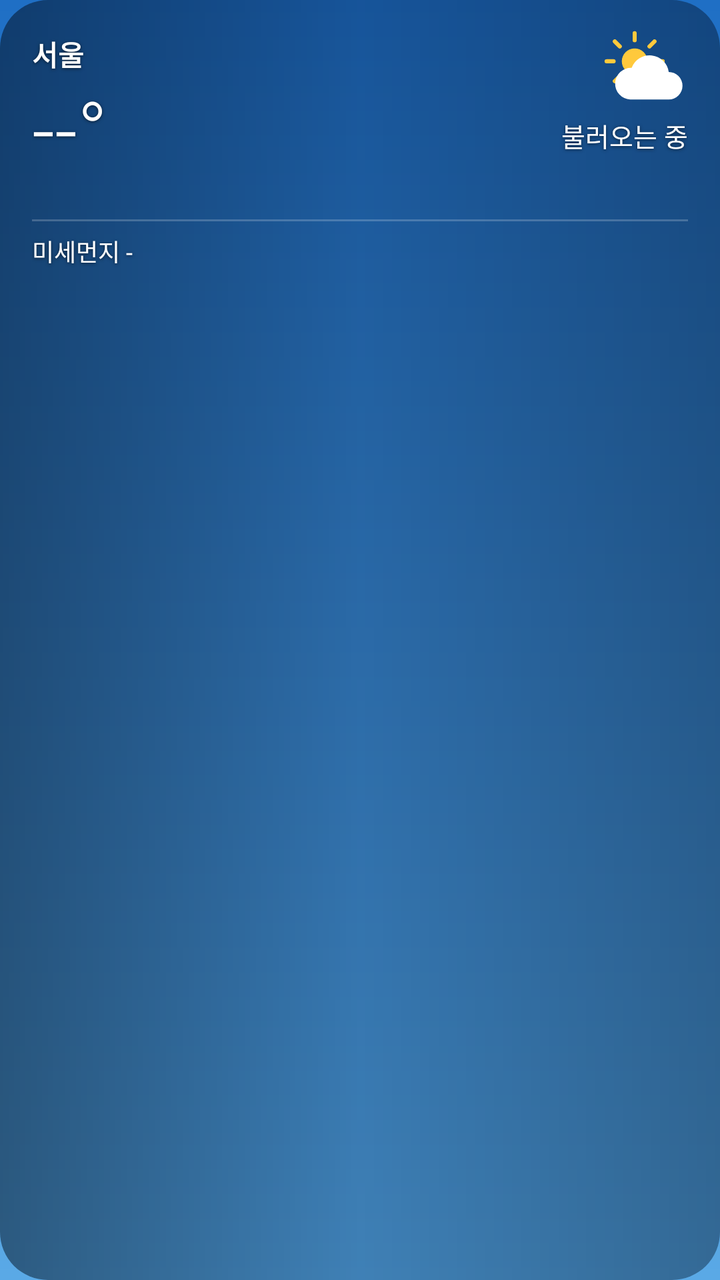
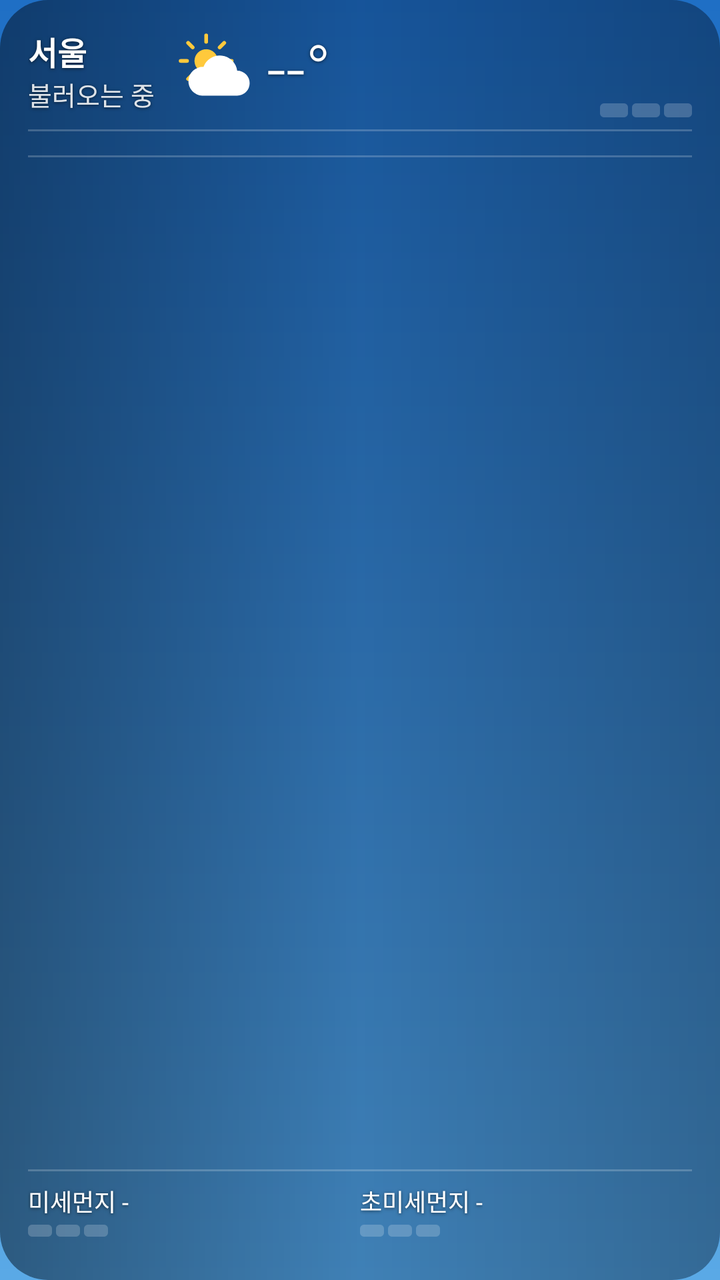

Compare the two renders of this Android layout. The source of the first and the diff that turns it into the second are given below.
<!-- AndroidManifest.xml: application theme AppTheme -->
<!-- res/layout/widget_large.xml -->
<?xml version="1.0" encoding="utf-8"?>
<FrameLayout xmlns:android="http://schemas.android.com/apk/res/android"
    android:id="@+id/root" android:layout_width="match_parent" android:layout_height="match_parent"
    android:background="@drawable/widget_clip" android:clipToOutline="true">
    <ImageView android:id="@+id/bg" android:layout_width="match_parent" android:layout_height="match_parent"
        android:scaleType="centerCrop" android:src="@drawable/bg_clear_day" android:importantForAccessibility="no"/>
    <ImageView android:id="@+id/scrim" android:layout_width="match_parent" android:layout_height="match_parent"
        android:scaleType="fitXY" android:src="@drawable/scrim" android:importantForAccessibility="no"/>
    <LinearLayout     android:id="@+id/content" android:layout_width="match_parent" android:layout_height="match_parent"
        android:orientation="vertical" android:paddingStart="16dp" android:paddingEnd="16dp" android:paddingTop="14dp" android:paddingBottom="8dp"
        >
        <LinearLayout android:layout_width="match_parent" android:layout_height="wrap_content" android:orientation="horizontal" android:gravity="center_vertical">
            <LinearLayout android:layout_width="0dp" android:layout_weight="1" android:layout_height="wrap_content" android:orientation="vertical">
                <TextView android:id="@+id/city" android:shadowColor="#99000000" android:shadowRadius="4" android:shadowDy="1" android:layout_width="match_parent" android:layout_height="wrap_content"
                    android:text="서울" android:textColor="#FFFFFF" android:textSize="14sp" android:textStyle="bold" android:maxLines="1" android:ellipsize="end"/>
                <TextView android:id="@+id/temp" android:shadowColor="#99000000" android:shadowRadius="4" android:shadowDy="1" android:layout_width="wrap_content" android:layout_height="wrap_content"
                    android:text="--°" android:textColor="#FFFFFF" android:textSize="40sp" android:fontFamily="sans-serif-light" android:maxLines="1"/>
            </LinearLayout>
            <LinearLayout android:layout_width="wrap_content" android:layout_height="wrap_content" android:orientation="vertical" android:gravity="end">
                <ImageView android:id="@+id/icon" android:layout_width="44dp" android:layout_height="44dp" android:src="@drawable/ic_w_partly_day"/>
                <TextView android:id="@+id/cond" android:shadowColor="#99000000" android:shadowRadius="4" android:shadowDy="1" android:layout_width="wrap_content" android:layout_height="wrap_content"
                    android:text="불러오는 중" android:textColor="#FFFFFF" android:textSize="13sp" android:maxLines="1"/>
                <TextView android:id="@+id/hl" android:shadowColor="#99000000" android:shadowRadius="4" android:shadowDy="1" android:layout_width="wrap_content" android:layout_height="wrap_content"
                    android:text="" android:textColor="#CCFFFFFF" android:textSize="12sp" android:maxLines="1"/>
            </LinearLayout>
        </LinearLayout>
        <LinearLayout android:id="@+id/hourly" android:layout_width="match_parent" android:layout_height="wrap_content"
            android:orientation="horizontal" android:layout_marginTop="8dp"/>
        <TextView android:layout_width="match_parent" android:layout_height="1dp" android:layout_marginTop="8dp" android:background="@drawable/divider"/>
        <TextView android:id="@+id/dust" android:shadowColor="#99000000" android:shadowRadius="4" android:shadowDy="1" android:layout_width="match_parent" android:layout_height="wrap_content"
            android:layout_marginTop="6dp" android:text="미세먼지 -" android:textColor="#FFFFFF" android:textSize="12sp" android:maxLines="1"/>
        <LinearLayout android:id="@+id/daily" android:layout_width="match_parent" android:layout_height="0dp" android:layout_weight="1"
            android:orientation="vertical" android:layout_marginTop="4dp"/>
        <TextView android:id="@+id/updated" android:shadowColor="#99000000" android:shadowRadius="4" android:shadowDy="1" android:layout_width="match_parent" android:layout_height="wrap_content"
            android:text="" android:textColor="#99FFFFFF" android:textSize="10sp" android:gravity="end" android:maxLines="1"/>
    </LinearLayout>
</FrameLayout>
<!-- resources referenced by this layout -->
<resources>
  <!-- drawable bg_clear_day (drawable) -->
  <?xml version="1.0" encoding="utf-8"?>
  <shape xmlns:android="http://schemas.android.com/apk/res/android" android:shape="rectangle"><corners android:radius="24dp"/><gradient android:angle="270" android:startColor="#1A63B5" android:endColor="#4A97D6"/></shape>
  <!-- drawable divider (drawable) -->
  <?xml version="1.0" encoding="utf-8"?>
  <shape xmlns:android="http://schemas.android.com/apk/res/android"><solid android:color="#33FFFFFF"/></shape>
  <!-- drawable ic_w_partly_day (drawable) -->
  <?xml version="1.0" encoding="utf-8"?>
  <vector xmlns:android="http://schemas.android.com/apk/res/android" android:width="64dp" android:height="64dp" android:viewportWidth="64" android:viewportHeight="64"><group android:translateX="-2" android:translateY="-3" android:scaleX="0.85" android:scaleY="0.85"><path android:fillColor="#FFC93C" android:pathData="M32,21a11,11 0,1 1,0 22a11,11 0,1 1,0 -22z"/><path android:strokeColor="#FFC93C" android:strokeWidth="3.5" android:strokeLineCap="round" android:pathData="M32,14L32,8M32,56L32,50M14,32L8,32M56,32L50,32M19.3,19.3L15,15M44.7,44.7L49,49M44.7,19.3L49,15M19.3,44.7L15,49"/></group><group android:translateX="4" android:translateY="6" android:scaleX="1" android:scaleY="1"><path android:fillColor="#FFFFFF" android:pathData="M18,46h28a10,10 0,0 0,0 -20a14,14 0,0 0,-27 -3A11,11 0,0 0,18 46z"/></group></vector>
  <!-- drawable scrim (drawable) -->
  <?xml version="1.0" encoding="utf-8"?>
  <shape xmlns:android="http://schemas.android.com/apk/res/android" android:shape="rectangle"><gradient android:angle="0" android:startColor="#66000000" android:centerColor="#26000000" android:endColor="#4D000000"/></shape>
  <!-- drawable widget_clip (drawable) -->
  <?xml version="1.0" encoding="utf-8"?>
  <shape xmlns:android="http://schemas.android.com/apk/res/android" android:shape="rectangle"><corners android:radius="24dp"/><solid android:color="#01000000"/></shape>
  <style name="AppTheme" parent="android:Theme.Material.NoActionBar">
      <item name="android:windowBackground">@drawable/ic_launcher_bg</item>
      <item name="android:statusBarColor">#1F6FC5</item>
      <item name="android:navigationBarColor">#5AA9E6</item>
    </style>
  <!-- drawable ic_launcher_bg (drawable) -->
  <?xml version="1.0" encoding="utf-8"?>
  <shape xmlns:android="http://schemas.android.com/apk/res/android"><gradient android:angle="270" android:startColor="#1F6FC5" android:endColor="#5AA9E6"/></shape>
</resources>

<!-- the commit's change to res/layout/widget_large.xml (unified diff, before → after) -->
@@ -6,32 +6,49 @@
         android:scaleType="centerCrop" android:src="@drawable/bg_clear_day" android:importantForAccessibility="no"/>
     <ImageView android:id="@+id/scrim" android:layout_width="match_parent" android:layout_height="match_parent"
         android:scaleType="fitXY" android:src="@drawable/scrim" android:importantForAccessibility="no"/>
-    <LinearLayout     android:id="@+id/content" android:layout_width="match_parent" android:layout_height="match_parent"
-        android:orientation="vertical" android:paddingStart="16dp" android:paddingEnd="16dp" android:paddingTop="14dp" android:paddingBottom="8dp"
-        >
+    <LinearLayout android:id="@+id/content" android:layout_width="match_parent" android:layout_height="match_parent" android:orientation="vertical"
+        android:paddingStart="14dp" android:paddingEnd="14dp" android:paddingTop="12dp" android:paddingBottom="8dp">
         <LinearLayout android:layout_width="match_parent" android:layout_height="wrap_content" android:orientation="horizontal" android:gravity="center_vertical">
-            <LinearLayout android:layout_width="0dp" android:layout_weight="1" android:layout_height="wrap_content" android:orientation="vertical">
-                <TextView android:id="@+id/city" android:shadowColor="#99000000" android:shadowRadius="4" android:shadowDy="1" android:layout_width="match_parent" android:layout_height="wrap_content"
-                    android:text="서울" android:textColor="#FFFFFF" android:textSize="14sp" android:textStyle="bold" android:maxLines="1" android:ellipsize="end"/>
-                <TextView android:id="@+id/temp" android:shadowColor="#99000000" android:shadowRadius="4" android:shadowDy="1" android:layout_width="wrap_content" android:layout_height="wrap_content"
-                    android:text="--°" android:textColor="#FFFFFF" android:textSize="40sp" android:fontFamily="sans-serif-light" android:maxLines="1"/>
+            <LinearLayout android:layout_width="wrap_content" android:layout_height="wrap_content" android:layout_marginEnd="10dp" android:orientation="vertical">
+                <TextView android:id="@+id/city" android:shadowColor="#99000000" android:shadowRadius="4" android:shadowDy="1" android:layout_width="wrap_content" android:layout_height="wrap_content" android:text="서울" android:textColor="#FFFFFF" android:textSize="16sp" android:maxLines="1" android:maxWidth="110dp" android:textStyle="bold" android:ellipsize="end" android:includeFontPadding="false"/>
+                <TextView android:id="@+id/cond" android:shadowColor="#99000000" android:shadowRadius="4" android:shadowDy="1" android:layout_width="wrap_content" android:layout_height="wrap_content" android:text="불러오는 중" android:textColor="#DDFFFFFF" android:textSize="13sp" android:maxLines="1" android:ellipsize="end"/>
             </LinearLayout>
+            <ImageView android:id="@+id/icon" android:layout_width="40dp" android:layout_height="40dp" android:src="@drawable/ic_w_partly_day"/>
+            <TextView android:id="@+id/temp" android:shadowColor="#99000000" android:shadowRadius="4" android:shadowDy="1" android:layout_width="wrap_content" android:layout_height="wrap_content" android:text="--°" android:textColor="#FFFFFF" android:textSize="34sp" android:maxLines="1" android:layout_marginStart="6dp" android:fontFamily="sans-serif-light" android:includeFontPadding="false"/>
+            <TextView android:id="@+id/tip" android:shadowColor="#99000000" android:shadowRadius="4" android:shadowDy="1" android:layout_width="0dp" android:layout_weight="1" android:layout_height="wrap_content" android:text="" android:textColor="#FFFFFF" android:textSize="12sp" android:layout_marginStart="8dp" android:layout_marginEnd="6dp" android:gravity="center" android:maxLines="3" android:ellipsize="end" android:lineBreakWordStyle="phrase" android:includeFontPadding="false"/>
             <LinearLayout android:layout_width="wrap_content" android:layout_height="wrap_content" android:orientation="vertical" android:gravity="end">
-                <ImageView android:id="@+id/icon" android:layout_width="44dp" android:layout_height="44dp" android:src="@drawable/ic_w_partly_day"/>
-                <TextView android:id="@+id/cond" android:shadowColor="#99000000" android:shadowRadius="4" android:shadowDy="1" android:layout_width="wrap_content" android:layout_height="wrap_content"
-                    android:text="불러오는 중" android:textColor="#FFFFFF" android:textSize="13sp" android:maxLines="1"/>
-                <TextView android:id="@+id/hl" android:shadowColor="#99000000" android:shadowRadius="4" android:shadowDy="1" android:layout_width="wrap_content" android:layout_height="wrap_content"
-                    android:text="" android:textColor="#CCFFFFFF" android:textSize="12sp" android:maxLines="1"/>
+                <TextView android:id="@+id/hl" android:shadowColor="#99000000" android:shadowRadius="4" android:shadowDy="1" android:layout_width="wrap_content" android:layout_height="wrap_content" android:text="" android:textColor="#FFFFFF" android:textSize="14sp" android:maxLines="1" />
+                <TextView android:id="@+id/dust" android:shadowColor="#99000000" android:shadowRadius="4" android:shadowDy="1" android:layout_width="wrap_content" android:layout_height="wrap_content" android:text="" android:textColor="#DDFFFFFF" android:textSize="13sp" android:maxLines="1" />
+                <LinearLayout android:id="@+id/meter" android:layout_width="wrap_content" android:layout_height="wrap_content" android:layout_marginTop="3dp" android:orientation="horizontal">
+                <ImageView android:id="@+id/m1" android:layout_width="14dp" android:layout_height="7dp" android:scaleType="fitXY" android:src="@drawable/cell_off"/>
+                <ImageView android:id="@+id/m2" android:layout_width="14dp" android:layout_height="7dp" android:layout_marginStart="2dp" android:scaleType="fitXY" android:src="@drawable/cell_off"/>
+                <ImageView android:id="@+id/m3" android:layout_width="14dp" android:layout_height="7dp" android:layout_marginStart="2dp" android:scaleType="fitXY" android:src="@drawable/cell_off"/>
+            </LinearLayout>
             </LinearLayout>
         </LinearLayout>
-        <LinearLayout android:id="@+id/hourly" android:layout_width="match_parent" android:layout_height="wrap_content"
-            android:orientation="horizontal" android:layout_marginTop="8dp"/>
-        <TextView android:layout_width="match_parent" android:layout_height="1dp" android:layout_marginTop="8dp" android:background="@drawable/divider"/>
-        <TextView android:id="@+id/dust" android:shadowColor="#99000000" android:shadowRadius="4" android:shadowDy="1" android:layout_width="match_parent" android:layout_height="wrap_content"
-            android:layout_marginTop="6dp" android:text="미세먼지 -" android:textColor="#FFFFFF" android:textSize="12sp" android:maxLines="1"/>
-        <LinearLayout android:id="@+id/daily" android:layout_width="match_parent" android:layout_height="0dp" android:layout_weight="1"
-            android:orientation="vertical" android:layout_marginTop="4dp"/>
-        <TextView android:id="@+id/updated" android:shadowColor="#99000000" android:shadowRadius="4" android:shadowDy="1" android:layout_width="match_parent" android:layout_height="wrap_content"
-            android:text="" android:textColor="#99FFFFFF" android:textSize="10sp" android:gravity="end" android:maxLines="1"/>
+        <ImageView android:layout_width="match_parent" android:layout_height="1dp" android:layout_marginTop="6dp" android:layout_marginBottom="6dp" android:scaleType="fitXY" android:src="@drawable/divider" android:importantForAccessibility="no"/>
+        <LinearLayout android:id="@+id/hourly" android:layout_width="match_parent" android:layout_height="wrap_content" android:orientation="horizontal"/>
+        <ImageView android:layout_width="match_parent" android:layout_height="1dp" android:layout_marginTop="6dp" android:layout_marginBottom="6dp" android:scaleType="fitXY" android:src="@drawable/divider" android:importantForAccessibility="no"/>
+        <LinearLayout android:id="@+id/daily" android:layout_width="match_parent" android:layout_height="0dp" android:layout_weight="1" android:orientation="vertical"/>
+        <ImageView android:layout_width="match_parent" android:layout_height="1dp" android:layout_marginTop="6dp" android:layout_marginBottom="6dp" android:scaleType="fitXY" android:src="@drawable/divider" android:importantForAccessibility="no"/>
+        <LinearLayout android:layout_width="match_parent" android:layout_height="wrap_content" android:orientation="horizontal">
+            <LinearLayout android:layout_width="0dp" android:layout_weight="1" android:layout_height="wrap_content" android:orientation="vertical">
+                <TextView android:id="@+id/aq10" android:shadowColor="#99000000" android:shadowRadius="4" android:shadowDy="1" android:layout_width="wrap_content" android:layout_height="wrap_content" android:text="미세먼지 -" android:textColor="#FFFFFF" android:textSize="12sp" android:maxLines="1" />
+                <LinearLayout android:id="@+id/mameter" android:layout_width="wrap_content" android:layout_height="wrap_content" android:layout_marginTop="3dp" android:orientation="horizontal">
+                <ImageView android:id="@+id/ma1" android:layout_width="12dp" android:layout_height="6dp" android:scaleType="fitXY" android:src="@drawable/cell_off"/>
+                <ImageView android:id="@+id/ma2" android:layout_width="12dp" android:layout_height="6dp" android:layout_marginStart="2dp" android:scaleType="fitXY" android:src="@drawable/cell_off"/>
+                <ImageView android:id="@+id/ma3" android:layout_width="12dp" android:layout_height="6dp" android:layout_marginStart="2dp" android:scaleType="fitXY" android:src="@drawable/cell_off"/>
+            </LinearLayout>
+            </LinearLayout>
+            <LinearLayout android:layout_width="0dp" android:layout_weight="1" android:layout_height="wrap_content" android:orientation="vertical">
+                <TextView android:id="@+id/aq25" android:shadowColor="#99000000" android:shadowRadius="4" android:shadowDy="1" android:layout_width="wrap_content" android:layout_height="wrap_content" android:text="초미세먼지 -" android:textColor="#FFFFFF" android:textSize="12sp" android:maxLines="1" />
+                <LinearLayout android:id="@+id/mbmeter" android:layout_width="wrap_content" android:layout_height="wrap_content" android:layout_marginTop="3dp" android:orientation="horizontal">
+                <ImageView android:id="@+id/mb1" android:layout_width="12dp" android:layout_height="6dp" android:scaleType="fitXY" android:src="@drawable/cell_off"/>
+                <ImageView android:id="@+id/mb2" android:layout_width="12dp" android:layout_height="6dp" android:layout_marginStart="2dp" android:scaleType="fitXY" android:src="@drawable/cell_off"/>
+                <ImageView android:id="@+id/mb3" android:layout_width="12dp" android:layout_height="6dp" android:layout_marginStart="2dp" android:scaleType="fitXY" android:src="@drawable/cell_off"/>
+            </LinearLayout>
+            </LinearLayout>
+        </LinearLayout>
+        <TextView android:id="@+id/updated" android:shadowColor="#99000000" android:shadowRadius="4" android:shadowDy="1" android:layout_width="match_parent" android:layout_height="wrap_content" android:text="" android:textColor="#AAFFFFFF" android:textSize="10sp" android:maxLines="1" android:gravity="end"/>
     </LinearLayout>
 </FrameLayout>
<!-- resource entries referenced after the edit -->
@@ -3,6 +3,9 @@
   <!-- drawable bg_clear_day (drawable) -->
   <?xml version="1.0" encoding="utf-8"?>
   <shape xmlns:android="http://schemas.android.com/apk/res/android" android:shape="rectangle"><corners android:radius="24dp"/><gradient android:angle="270" android:startColor="#1A63B5" android:endColor="#4A97D6"/></shape>
+  <!-- drawable cell_off (drawable) -->
+  <?xml version="1.0" encoding="utf-8"?>
+  <shape xmlns:android="http://schemas.android.com/apk/res/android" android:shape="rectangle"><corners android:radius="2dp"/><solid android:color="#33FFFFFF"/></shape>
   <!-- drawable divider (drawable) -->
   <?xml version="1.0" encoding="utf-8"?>
   <shape xmlns:android="http://schemas.android.com/apk/res/android"><solid android:color="#33FFFFFF"/></shape>
